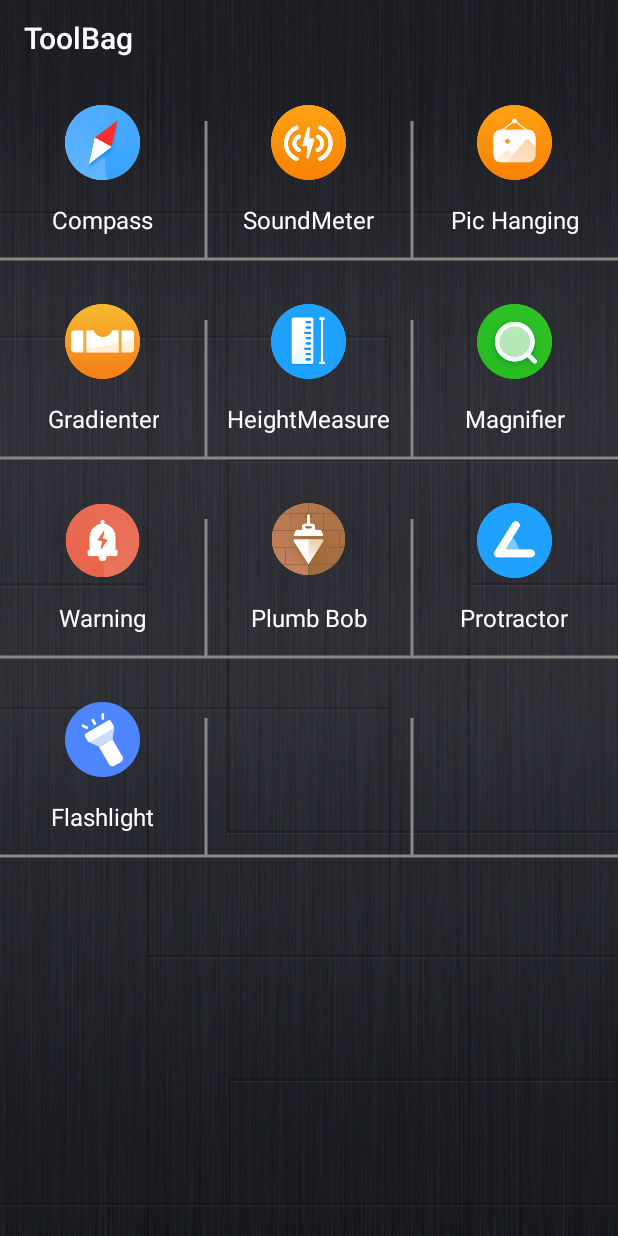
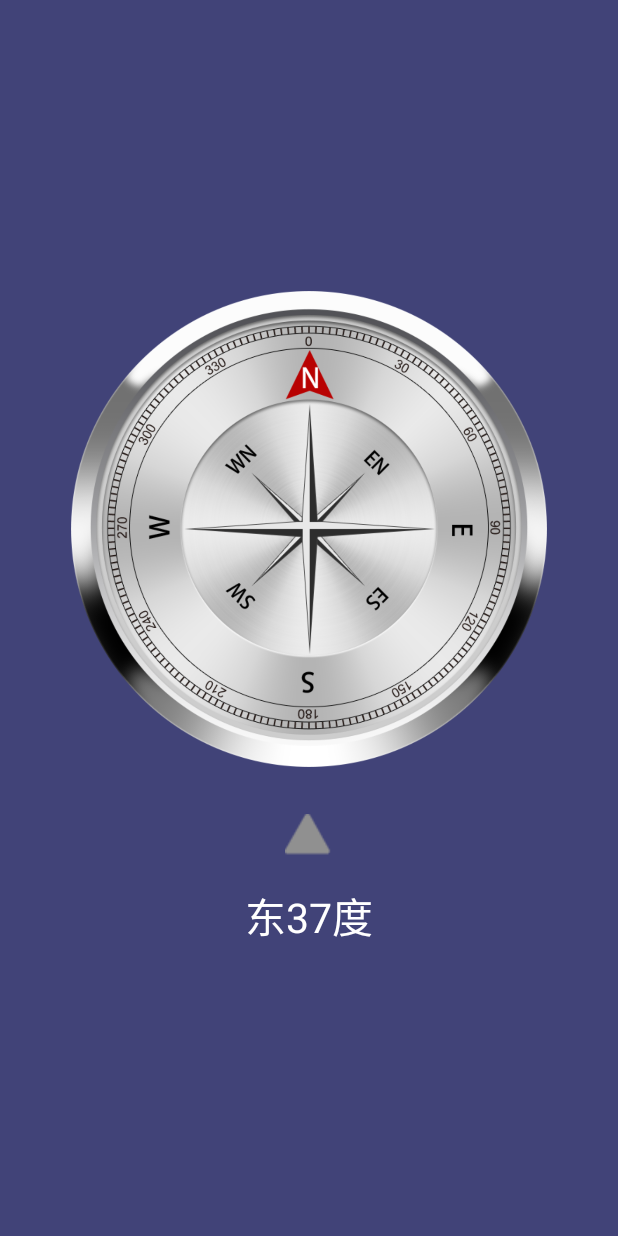
Before and after one commit to dearhj/ToolBag, an Android app: the screen it shows after launch (MainActivity before the commit, CompassActivity after it), after a tap on "Compass", on a phone screen of 412 x 824 dp. Run offline under Robolectric (Android 15) with nearby library versions, the phone set to English and light mode, and no system bars.

Commit message:
增加指南针功能

```diff
--- a/app/src/main/java/com/android/toolbag/MainActivity.kt
+++ b/app/src/main/java/com/android/toolbag/MainActivity.kt
@@ -10,6 +10,7 @@ import androidx.appcompat.app.AppCompatActivity
 import androidx.appcompat.widget.Toolbar
 import androidx.core.view.WindowCompat
 import com.android.toolbag.item.AlarmActivity
+import com.android.toolbag.item.CompassActivity
 import com.android.toolbag.item.FlashlightActivity
 import com.android.toolbag.item.NoiseActivity
 import com.android.toolbag.widget.LineGridView
@@ -97,7 +98,8 @@ class MainActivity : AppCompatActivity() {
                 println("打开水平仪")
             }
             getString(R.string.compass) -> {
-                println("打开指南针")
+                val intent = Intent(this, CompassActivity::class.java)
+                startActivity(intent)
             }
             getString(R.string.alarm) -> {
                 val intent = Intent(this, AlarmActivity::class.java)
--- /dev/null
+++ b/app/src/main/java/com/android/toolbag/item/CompassActivity.kt
@@ -0,0 +1,187 @@
+package com.android.toolbag.item
+
+import android.annotation.SuppressLint
+import android.content.Context
+import android.graphics.drawable.AnimationDrawable
+import android.hardware.Sensor
+import android.hardware.SensorEvent
+import android.hardware.SensorEventListener
+import android.hardware.SensorManager
+import android.os.Build
+import android.os.Bundle
+import android.os.Vibrator
+import android.text.TextUtils
+import android.view.View
+import android.widget.ImageView
+import android.widget.LinearLayout
+import android.widget.RelativeLayout
+import android.widget.TextView
+import android.widget.Toast
+import androidx.appcompat.app.AppCompatActivity
+import androidx.core.view.WindowCompat
+import com.android.toolbag.R
+import com.android.toolbag.widget.CompassView
+import java.util.Locale
+
+
+class CompassActivity : AppCompatActivity(), SensorEventListener {
+    private var mAccelerometerSensor: Sensor? = null
+    private var isChinese = false
+    private var mMagneticSensor: Sensor? = null
+    private var mPointer: CompassView? = null
+    private var mSensorManager: SensorManager? = null
+    private val mGravity = FloatArray(3)
+    private val mGeomagnetic = FloatArray(3)
+    private var azimuth = 0f
+    private var textTips: TextView? = null
+    private var compassView: LinearLayout? = null
+    private var calibrationView: RelativeLayout? = null
+    private var guideImageView: ImageView? = null
+    private var animationDrawable: AnimationDrawable? = null
+    private var vibrator: Vibrator? = null
+
+    override fun onCreate(savedInstanceState: Bundle?) {
+        super.onCreate(savedInstanceState)
+        setContentView(R.layout.activity_compass)
+        if (Build.VERSION.SDK_INT >= Build.VERSION_CODES.R) {
+            WindowCompat.setDecorFitsSystemWindows(window, false)
+            window.isNavigationBarContrastEnforced = false
+        }
+    }
+
+    override fun onResume() {
+        super.onResume()
+        initResources()
+        initServices()
+        refreshLayout(false)
+    }
+
+    override fun onPause() {
+        super.onPause()
+        mSensorManager?.unregisterListener(this)
+        vibrator?.cancel()
+    }
+
+    private fun initResources() {
+        isChinese = TextUtils.equals(Locale.getDefault().language, "zh")
+        mPointer = findViewById(R.id.compass_pointer)
+        textTips = findViewById(R.id.textTips)
+        compassView = findViewById(R.id.view_compass)
+        calibrationView = findViewById(R.id.help_layout)
+        guideImageView = findViewById(R.id.guide_animation)
+        animationDrawable = guideImageView?.drawable as AnimationDrawable
+        mPointer?.setImageResource(if (isChinese) R.drawable.compass_cn else R.drawable.compass)
+    }
+
+    private fun initServices() {
+        mSensorManager = getSystemService("sensor") as SensorManager
+        vibrator = getSystemService(Context.VIBRATOR_SERVICE) as Vibrator
+        mMagneticSensor = mSensorManager?.getDefaultSensor(Sensor.TYPE_MAGNETIC_FIELD) //磁场传感器
+        mAccelerometerSensor = mSensorManager?.getDefaultSensor(Sensor.TYPE_ACCELEROMETER) //加速度传感器
+        mSensorManager?.registerListener(
+            this,
+            mAccelerometerSensor,
+            SensorManager.SENSOR_DELAY_FASTEST
+        )
+        mSensorManager?.registerListener(
+            this,
+            mMagneticSensor,
+            SensorManager.SENSOR_DELAY_FASTEST
+        )
+    }
+
+    override fun onSensorChanged(event: SensorEvent?) {
+        val alpha = 0.98f //平滑因子
+
+        synchronized(this) {
+            //指南针转动角度算法
+            //判断当前是加速度感应器还是地磁感应器
+            if (event?.sensor?.type == Sensor.TYPE_ACCELEROMETER) {
+                mGravity[0] = (alpha * mGravity[0] + (1 - alpha) * event.values[0])
+                mGravity[1] = (alpha * mGravity[1] + (1 - alpha) * event.values[1])
+                mGravity[2] = (alpha * mGravity[2] + (1 - alpha) * event.values[2])
+            }
+
+            if (event?.sensor?.type == Sensor.TYPE_MAGNETIC_FIELD) {
+                mGeomagnetic[0] = (alpha * mGeomagnetic[0] + (1 - alpha) * event.values[0])
+                mGeomagnetic[1] = (alpha * mGeomagnetic[1] + (1 - alpha) * event.values[1])
+                mGeomagnetic[2] = (alpha * mGeomagnetic[2] + (1 - alpha) * event.values[2])
+            }
+
+            val rArray = FloatArray(9)
+            val iArray = FloatArray(9)
+            val success = SensorManager.getRotationMatrix(rArray, iArray, mGravity, mGeomagnetic)
+            if (success) {
+                val orientation = FloatArray(3)
+                SensorManager.getOrientation(rArray, orientation)
+                azimuth = Math.toDegrees(orientation[0].toDouble()).toFloat()
+                azimuth = (azimuth + 360) % 360
+                adjustArrow()
+            }
+        }
+    }
+
+
+    override fun onAccuracyChanged(p0: Sensor?, p1: Int) {
+        if (p0?.type == Sensor.TYPE_MAGNETIC_FIELD) {
+            if (p1 == SensorManager.SENSOR_STATUS_ACCURACY_HIGH || p1 == SensorManager.SENSOR_STATUS_ACCURACY_MEDIUM) {
+                if (calibrationView?.visibility == View.VISIBLE) {
+                    Toast.makeText(
+                        this,
+                        getString(R.string.calibration_success),
+                        Toast.LENGTH_SHORT
+                    ).show()
+                    //震动提示
+                    if (vibrator != null && vibrator!!.hasVibrator()) {
+                        vibrator!!.vibrate(500L)
+                    }
+                }
+                refreshLayout(false)
+                println("指南针无须校准")
+            } else {
+                refreshLayout(true)
+                println("指南针需要校准")
+            }
+        }
+    }
+
+    private fun refreshLayout(needCalibration: Boolean) {
+        if (needCalibration) {
+            animationDrawable?.start()
+            calibrationView?.visibility = View.VISIBLE
+            compassView?.visibility = View.GONE
+        } else {
+            animationDrawable?.stop()
+            calibrationView?.visibility = View.GONE
+            compassView?.visibility = View.VISIBLE
+        }
+    }
+
+
+    /**
+     * 陀螺仪方位显示&角度转动
+     */
+    @SuppressLint("SetTextI18n")
+    private fun adjustArrow() {
+        println("当前指南针角度是  $azimuth")
+        if (azimuth <= 22.5 || azimuth >= 337.5) {
+            textTips?.text = getString(R.string.north) + " " + azimuth.toInt() + "°"
+        } else if (22.5 < azimuth && azimuth < 67.5) {
+            textTips?.text = getString(R.string.east_north) + " " + azimuth.toInt() + "°"
+        } else if (azimuth in 67.5..112.5) {
+            textTips?.text = getString(R.string.east) + " " + azimuth.toInt() + "°"
+        } else if (112.5 < azimuth && azimuth < 157.5) {
+            textTips?.text = getString(R.string.east_south) + " " + azimuth.toInt() + "°"
+        } else if (azimuth in 157.5..202.5) {
+            textTips?.text = getString(R.string.south) + " " + azimuth.toInt() + "°"
+        } else if (202.5 < azimuth && azimuth < 247.5) {
+            textTips?.text = getString(R.string.west_south) + " " + azimuth.toInt() + "°"
+        } else if (azimuth in 247.5..292.5) {
+            textTips?.text = getString(R.string.west) + " " + azimuth.toInt() + "°"
+        } else if (292.5 < azimuth && azimuth < 337.5) {
+            textTips?.text = getString(R.string.west_north) + " " + azimuth.toInt() + "°"
+        }
+        mPointer?.updateDirection(360 - azimuth)
+    }
+
+}
--- /dev/null
+++ b/app/src/main/java/com/android/toolbag/widget/CompassView.kt
@@ -0,0 +1,50 @@
+package com.android.toolbag.widget
+
+import android.annotation.SuppressLint
+import android.content.Context
+import android.graphics.Canvas
+import android.graphics.drawable.Drawable
+import android.util.AttributeSet
+import android.widget.ImageView
+
+@SuppressLint("AppCompatCustomView")
+class CompassView : ImageView {
+    private var compass: Drawable?
+    private var mDirection: Float
+
+    constructor(context: Context?) : super(context) {
+        mDirection = 0.0f
+        compass = null
+    }
+
+    constructor(context: Context?, attributeSet: AttributeSet?) : super(context, attributeSet) {
+        mDirection = 0.0f
+        compass = null
+    }
+
+    constructor(context: Context?, attributeSet: AttributeSet?, i: Int) : super(
+        context,
+        attributeSet,
+        i
+    ) {
+        mDirection = 0.0f
+        compass = null
+    }
+
+    override fun onDraw(canvas: Canvas) {
+        if (compass == null) {
+            val drawable = drawable
+            compass = drawable
+            drawable.setBounds(0, 0, width, height)
+        }
+        canvas.save()
+        canvas.rotate(mDirection, (width / 2).toFloat(), (height / 2).toFloat())
+        compass!!.draw(canvas)
+        canvas.restore()
+    }
+
+    fun updateDirection(f: Float) {
+        mDirection = f
+        invalidate()
+    }
+}
--- /dev/null
+++ b/app/src/main/res/drawable/calibrate_animation.xml
@@ -0,0 +1,10 @@
+<?xml version="1.0" encoding="utf-8"?>
+<animation-list xmlns:android="http://schemas.android.com/apk/res/android" android:oneshot="false">
+    <item android:duration="200" android:drawable="@drawable/calibrate_1"/>
+    <item android:duration="200" android:drawable="@drawable/calibrate_2"/>
+    <item android:duration="200" android:drawable="@drawable/calibrate_3"/>
+    <item android:duration="200" android:drawable="@drawable/calibrate_4"/>
+    <item android:duration="200" android:drawable="@drawable/calibrate_5"/>
+    <item android:duration="200" android:drawable="@drawable/calibrate_6"/>
+    <item android:duration="200" android:drawable="@drawable/calibrate_7"/>
+</animation-list>
--- /dev/null
+++ b/app/src/main/res/layout/activity_compass.xml
@@ -0,0 +1,97 @@
+<?xml version="1.0" encoding="utf-8"?>
+<FrameLayout xmlns:android="http://schemas.android.com/apk/res/android"
+    android:layout_width="match_parent"
+    android:layout_height="match_parent"
+    android:background="@color/flash_blue"
+    android:fitsSystemWindows="true">
+
+    <FrameLayout
+        android:layout_width="match_parent"
+        android:layout_height="match_parent">
+
+        <LinearLayout
+            android:id="@+id/view_compass"
+            android:layout_width="match_parent"
+            android:layout_height="match_parent"
+            android:gravity="center"
+            android:orientation="vertical">
+
+            <LinearLayout
+                android:layout_width="match_parent"
+                android:layout_height="wrap_content"
+                android:layout_gravity="center_vertical"
+                android:orientation="vertical">
+
+                <LinearLayout
+                    android:layout_width="match_parent"
+                    android:layout_height="wrap_content"
+                    android:orientation="vertical">
+
+                    <FrameLayout
+                        android:layout_width="match_parent"
+                        android:layout_height="wrap_content"
+                        android:layout_gravity="center">
+
+                        <ImageView
+                            android:layout_width="320dp"
+                            android:layout_height="320dp"
+                            android:layout_gravity="center"
+                            android:src="@drawable/background_compass" />
+
+                        <com.android.toolbag.widget.CompassView
+                            android:id="@+id/compass_pointer"
+                            android:layout_width="320dp"
+                            android:layout_height="320dp"
+                            android:layout_gravity="center"
+                            android:src="@drawable/compass" />
+                    </FrameLayout>
+                </LinearLayout>
+            </LinearLayout>
+
+            <ImageView
+                android:layout_width="wrap_content"
+                android:layout_height="wrap_content"
+                android:layout_gravity="center"
+                android:layout_marginTop="30dp"
+                android:src="@drawable/compass_guide" />
+
+            <TextView
+                android:id="@+id/textTips"
+                android:layout_width="wrap_content"
+                android:layout_height="wrap_content"
+                android:paddingTop="15dp"
+                android:text="东37度"
+                android:textColor="@color/white"
+                android:textSize="27sp" />
+
+        </LinearLayout>
+
+        <RelativeLayout
+            android:id="@+id/help_layout"
+            android:layout_width="match_parent"
+            android:layout_height="match_parent"
+            android:background="@drawable/guide"
+            android:visibility="gone">
+
+            <ImageView
+                android:id="@+id/guide_animation"
+                android:layout_width="wrap_content"
+                android:layout_height="wrap_content"
+                android:layout_centerInParent="true"
+                android:layout_gravity="top|center_horizontal"
+                android:src="@drawable/calibrate_animation" />
+
+            <TextView
+                android:layout_width="match_parent"
+                android:layout_height="wrap_content"
+                android:layout_above="@+id/guide_animation"
+                android:layout_marginBottom="15dp"
+                android:padding="15dp"
+                android:gravity="center_horizontal"
+                android:text="@string/please_calibration"
+                android:textColor="@color/white"
+                android:textSize="20sp" />
+        </RelativeLayout>
+
+    </FrameLayout>
+</FrameLayout>
--- a/app/src/main/res/values/strings.xml
+++ b/app/src/main/res/values/strings.xml
@@ -21,4 +21,14 @@
     <string name="volume_size_name4">Harmful noise(80db-115db)</string>
     <string name="volume_size_name5">Extremely harmful noise(115db-140db)</string>
     <string name="test_fail">Noise test initialization failed</string>
+    <string name="south">South</string>
+    <string name="east">East</string>
+    <string name="north">North</string>
+    <string name="west">West</string>
+    <string name="east_north">Northeast</string>
+    <string name="east_south">Southeast</string>
+    <string name="west_south">Southwest</string>
+    <string name="west_north">Northwest</string>
+    <string name="please_calibration">Please shake the device to calibrate the compass</string>
+    <string name="calibration_success">Calibration Successful</string>
 </resources>
```
Also changed, not shown: app/src/main/AndroidManifest.xml (+8 -0 lines), app/src/main/res/drawable/background_compass.png (added), app/src/main/res/drawable/calibrate_1.png (added), app/src/main/res/drawable/calibrate_2.png (added), app/src/main/res/drawable/calibrate_3.png (added), app/src/main/res/drawable/calibrate_4.png (added), app/src/main/res/drawable/calibrate_5.png (added), app/src/main/res/drawable/calibrate_6.png (added), app/src/main/res/drawable/calibrate_7.png (added), app/src/main/res/drawable/compass.png (added), app/src/main/res/drawable/compass_cn.png (added), app/src/main/res/drawable/compass_guide.png (added), app/src/main/res/drawable/guide.png (added), 1 other file.
